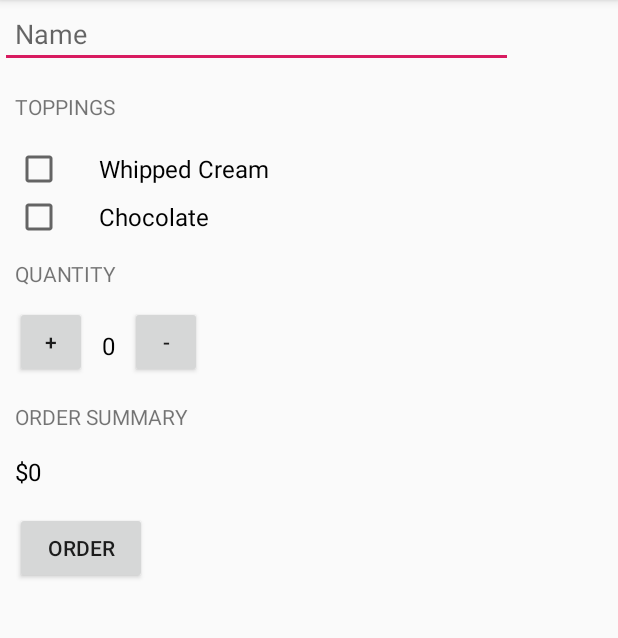
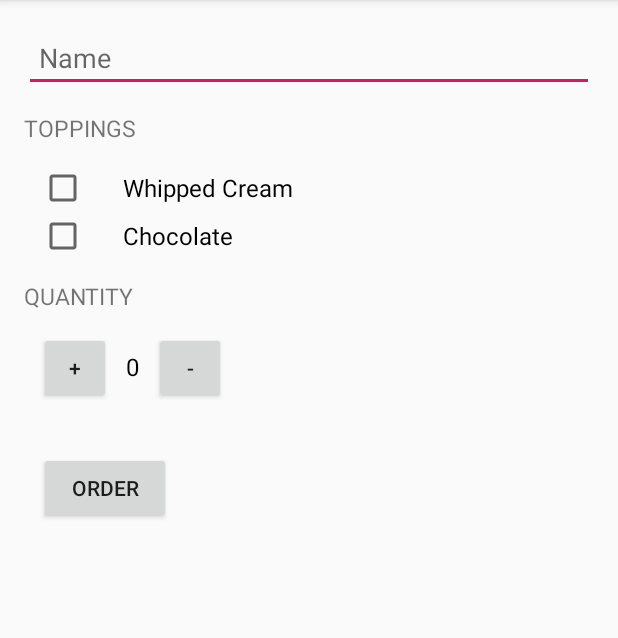
Before and after one commit to Erscheinung/Android_Practice_Project, an Android app: the screen it shows after launch (MainActivity), on a phone screen of 412 x 824 dp, the part 84-722 px from its top. Run offline under Robolectric (Android 15) with nearby library versions, the phone set to English and light mode, and no system bars.

Commit message:
Updated Style.

```diff
--- a/app/src/main/java/com/example/kartikeyachaauhan/sample2/MainActivity.java
+++ b/app/src/main/java/com/example/kartikeyachaauhan/sample2/MainActivity.java
@@ -118,7 +118,7 @@ public class MainActivity extends AppCompatActivity {
      * This method displays the given quantity value on the screen.
      */
     private void display(String message) {
-        TextView orderSummaryView = (TextView) findViewById(R.id.order_summary_text_view);
+        TextView orderSummaryView = (TextView) findViewById(R.id.quantity_text_view);
         orderSummaryView.setText(message);
     }
 
--- a/app/src/main/res/layout/activity_main.xml
+++ b/app/src/main/res/layout/activity_main.xml
@@ -10,7 +10,10 @@
         android:layout_width="match_parent"
         android:layout_height="match_parent"
         android:orientation="vertical"
-        android:paddingRight="70dp"
+        android:paddingBottom="16dp"
+        android:paddingLeft="16dp"
+        android:paddingRight="16dp"
+        android:paddingTop="16dp"
         >
 
         <EditText
@@ -21,12 +24,10 @@
             android:orientation = "vertical"
             android:hint = "Name"
             android:inputType="textCapWords" />
+
         <TextView
-            android:layout_width="wrap_content"
-            android:layout_height="wrap_content"
-            android:layout_marginLeft="10dp"
-            android:layout_marginTop="16dp"
             android:text="@string/toppings"
+            style="@style/HeaderTextStyle"
             android:textAllCaps="true" />
 
         <CheckBox
@@ -36,8 +37,7 @@
             android:text="Whipped Cream"
             android:textSize="16sp"
             android:layout_marginLeft="10dp"
-            android:paddingLeft="24dp"
-            android:layout_marginTop="16dp"/>
+            android:paddingLeft="24dp" />
         <CheckBox
             android:id="@+id/chocolate_checkbox"
             android:layout_width="wrap_content"
@@ -48,22 +48,19 @@
             android:paddingLeft="24dp"/>
 
         <TextView
-            android:layout_width="wrap_content"
-            android:layout_height="wrap_content"
-            android:layout_marginTop="12dp"
-            android:layout_marginBottom="0dp"
-            android:layout_marginLeft="10dp"
+            style="@style/HeaderTextStyle"
             android:text="@string/quantity"
             android:textAllCaps="true"
             />
 
         <LinearLayout
             android:layout_width="match_parent"
-            android:layout_height="wrap_content">
+            android:layout_height="wrap_content"
+            android:orientation="horizontal">
+
         <Button
             android:layout_width="48dp"
             android:layout_height="48dp"
-            android:layout_marginTop="12dp"
             android:layout_marginBottom="16dp"
             android:layout_marginLeft="10dp"
             android:text="+"
@@ -76,7 +73,6 @@
             android:layout_width="wrap_content"
             android:layout_height="wrap_content"
             android:layout_marginLeft="10dp"
-            android:layout_marginTop="15dp"
             android:text="0"
             android:textSize="16sp"
             android:textColor="@android:color/black"
@@ -85,7 +81,6 @@
         <Button
             android:layout_width="48dp"
             android:layout_height="48dp"
-            android:layout_marginTop="12dp"
             android:layout_marginBottom="16dp"
             android:layout_marginLeft="10dp"
             android:text="-"
@@ -94,33 +89,12 @@
             />
         </LinearLayout>
 
-
-        <TextView
-            android:layout_width="wrap_content"
-            android:layout_height="wrap_content"
-            android:layout_marginTop="0dp"
-            android:layout_marginBottom="16dp"
-            android:layout_marginLeft="10dp"
-            android:text="Order Summary"
-            android:textAllCaps="true"
-            />
-
-        <TextView
-            android:id="@+id/order_summary_text_view"
-            android:layout_width="wrap_content"
-            android:layout_height="wrap_content"
-            android:layout_marginLeft="10dp"
-            android:text="$0"
-            android:textSize="16sp"
-            android:textColor="@android:color/black"
-            />
-
         <Button
             android:layout_width="wrap_content"
             android:layout_height="wrap_content"
             android:layout_marginTop="16dp"
             android:layout_marginLeft="10dp"
-            android:text="Order"
+            android:text="@string/order"
             android:onClick="submitOrder"
             />
 
--- a/app/src/main/res/values/styles.xml
+++ b/app/src/main/res/values/styles.xml
@@ -8,4 +8,18 @@
         <item name="colorAccent">@color/colorAccent</item>
     </style>
 
+    <style name="CustomText">
+        <item name="android:textSize">20sp</item>
+        <item name="android:textColor">#4527A0</item>
+        <item name="android:textStyle">italic</item>
+    </style>
+
+    <style name="HeaderTextStyle">
+        <item name="android:layout_width">wrap_content</item>
+        <item name="android:layout_height">48dp</item>
+        <item name="android:gravity">center_vertical</item>
+        <item name="android:textAllCaps">true</item>
+        <item name="android:textSize">15sp</item>
+    </style>
+
 </resources>
```
